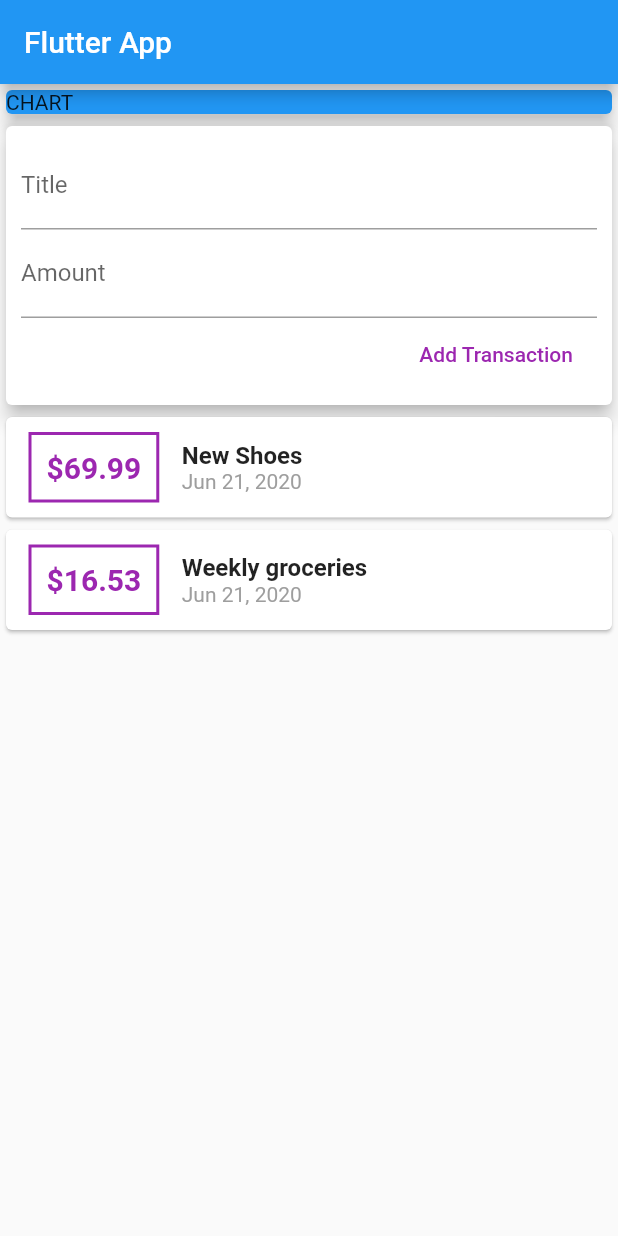
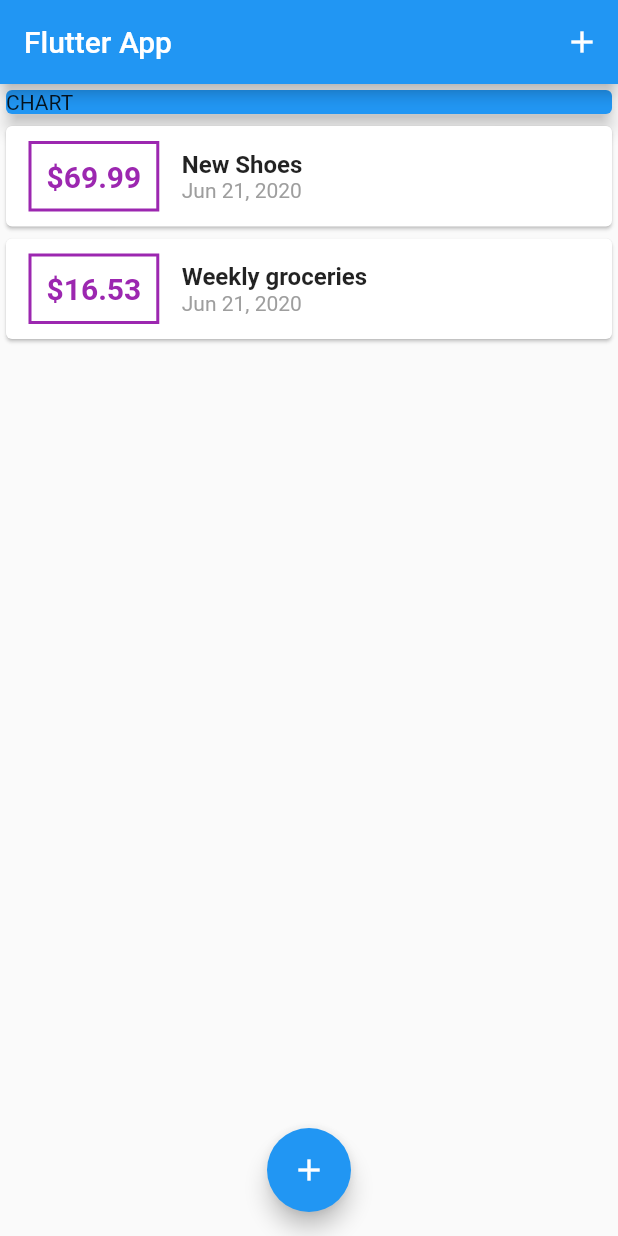
Before and after one commit to chayouwGurlz/ExpensePlanner, a Flutter app: the screen it shows after launch, on a phone screen of 412 x 824 dp. Run offline on Flutter 3.47's test engine with Material 2 defaults, Android fonts, the phone set to English and light mode, and no system bars.

Commit message:
- move the user_transaction functions to main
+ more styles & adding modal bottom sheet
- fill function to add button

```diff
--- a/lib/main.dart
+++ b/lib/main.dart
@@ -1,5 +1,9 @@
-import './widgets/user_transaction.dart';
+import 'package:flutter/rendering.dart';
+
+import './widgets/new_transaction.dart';
+import './widgets/transaction_list.dart';
 import 'package:flutter/material.dart';
+import './models/transaction.dart';
 
 void main() => runApp(MyApp());
 
@@ -13,16 +17,63 @@ class MyApp extends StatelessWidget {
   }
 }
 
-class MyHomePage extends StatelessWidget {
+class MyHomePage extends StatefulWidget {
+  @override
+  _MyHomePageState createState() => _MyHomePageState();
+}
 
-  /*String titleInput;
-  String amountInput;*/
+class _MyHomePageState extends State<MyHomePage>{
+  final List<Transaction> _userTransactions = [
+    Transaction(
+      id: 't1',
+      title: 'New Shoes',
+      amount: 69.99,
+      date: DateTime.now(),
+    ),
+    Transaction(
+      id: 't2',
+      title: 'Weekly groceries',
+      amount: 16.53,
+      date: DateTime.now(),
+    ),
+  ];
 
+  void _addNewTransaction(String txTitle, double txAmount){
+    final newTx = Transaction(
+      title: txTitle,
+      amount: txAmount,
+      date: DateTime.now(),
+      id: DateTime.now().toString(),
+    );
+
+    setState(() {
+      _userTransactions.add(newTx);
+    });
+  }
+
+  void _startAddNewTransaction(BuildContext ctx){
+    showModalBottomSheet(
+      context: ctx,
+      builder: (_){
+      return GestureDetector(
+        onTap: (){},
+        child: NewTransaction(_addNewTransaction),
+        behavior: HitTestBehavior.opaque,
+      );
+      NewTransaction( _addNewTransaction);
+    },);
+  }
   @override
   Widget build(BuildContext context) {
     return Scaffold(
       appBar: AppBar(
         title: Text('Flutter App'),
+        actions: <Widget>[
+          IconButton(
+              icon: Icon(Icons.add),
+              onPressed: () => _startAddNewTransaction(context),
+          ),
+        ],
       ),
       body: SingleChildScrollView (
         child: Column(
@@ -37,9 +88,14 @@ class MyHomePage extends StatelessWidget {
               ),
               elevation: 5,
             ),
-            UserTransactions(),
+            TransactionList(_userTransactions),
           ],
         ),
+      ),
+      floatingActionButtonLocation: FloatingActionButtonLocation.centerFloat,
+      floatingActionButton: FloatingActionButton(
+        child: Icon(Icons.add),
+        onPressed: () => _startAddNewTransaction(context),
       ),
     );
   }
--- a/lib/widgets/user_transaction.dart
+++ /dev/null
@@ -1,50 +0,0 @@
-import 'package:flutter/material.dart';
-
-import './new_transaction.dart';
-import './transaction_list.dart';
-import '../models/transaction.dart';
-
-class UserTransactions extends StatefulWidget {
-  @override
-  _UserTransactionsState createState() => _UserTransactionsState();
-}
-
-class _UserTransactionsState extends State<UserTransactions> {
-  final List<Transaction> _userTransactions = [
-    Transaction(
-      id: 't1',
-      title: 'New Shoes',
-      amount: 69.99,
-      date: DateTime.now(),
-    ),
-    Transaction(
-      id: 't2',
-      title: 'Weekly groceries',
-      amount: 16.53,
-      date: DateTime.now(),
-    ),
-  ];
-
-  void _addNewTransaction(String txTitle, double txAmount){
-    final newTx = Transaction(
-        title: txTitle,
-        amount: txAmount,
-        date: DateTime.now(),
-        id: DateTime.now().toString(),
-    );
-
-    setState(() {
-      _userTransactions.add(newTx);
-    });
-  }
-
-  @override
-  Widget build(BuildContext context) {
-    return Column(
-      children: <Widget>[
-        NewTransaction(_addNewTransaction),
-        TransactionList(_userTransactions),
-      ],
-    );
-  }
-}
```
Also changed, not shown: lib/widgets/new_transaction.dart (+12 -4 lines).
